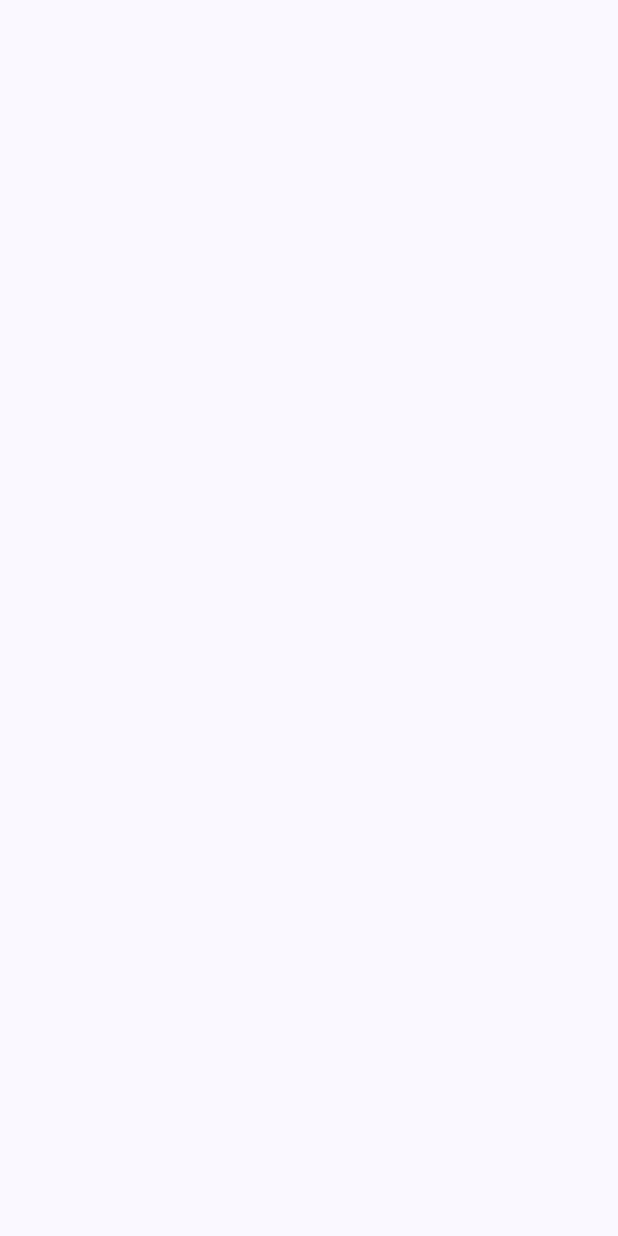
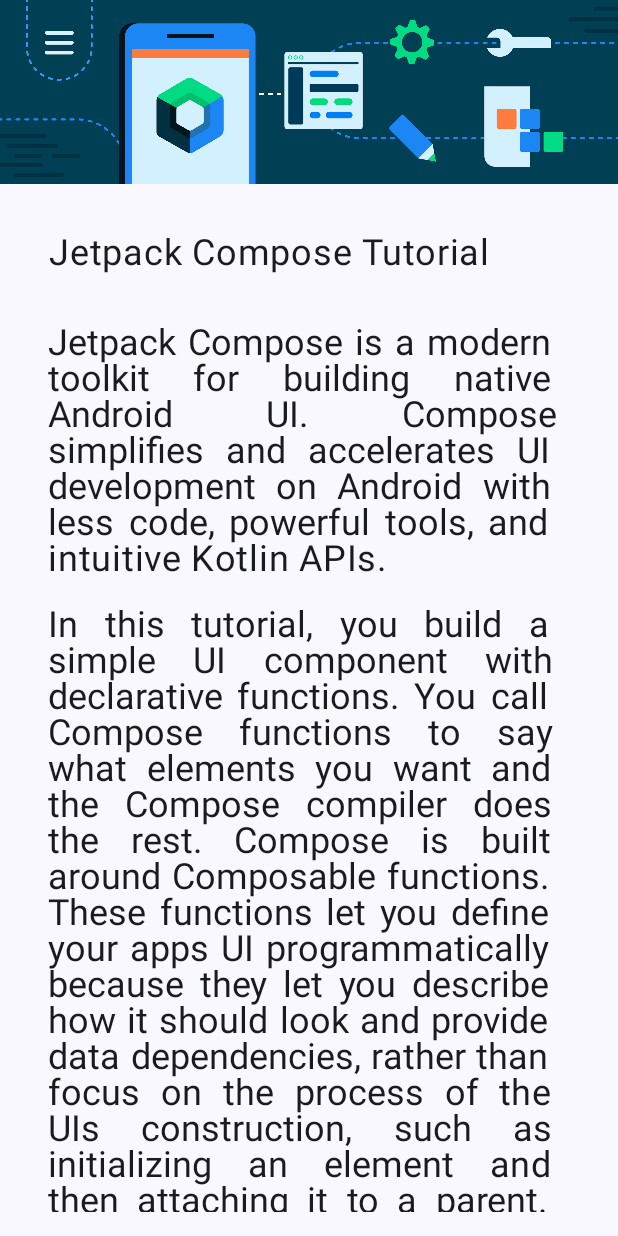
Before and after one commit to fevies/Compose-Article, an Android app built with Jetpack Compose: the screen it shows after launch (MainActivity), on a phone screen of 412 x 824 dp. Before the commit the screen is empty. Run offline under Robolectric (Android 15) with nearby library versions, the phone set to English and light mode, and no system bars.

Commit message:
displays a list of articles in compose

```diff
--- a/app/src/main/java/com/elvies/composearticle/MainActivity.kt
+++ b/app/src/main/java/com/elvies/composearticle/MainActivity.kt
@@ -4,13 +4,21 @@ import android.os.Bundle
 import androidx.activity.ComponentActivity
 import androidx.activity.compose.setContent
 import androidx.activity.enableEdgeToEdge
+import androidx.compose.foundation.Image
+import androidx.compose.foundation.layout.Column
 import androidx.compose.foundation.layout.fillMaxSize
+import androidx.compose.foundation.layout.padding
 import androidx.compose.material3.MaterialTheme
 import androidx.compose.material3.Surface
 import androidx.compose.material3.Text
 import androidx.compose.runtime.Composable
 import androidx.compose.ui.Modifier
+import androidx.compose.ui.res.painterResource
+import androidx.compose.ui.res.stringResource
+import androidx.compose.ui.text.style.TextAlign
 import androidx.compose.ui.tooling.preview.Preview
+import androidx.compose.ui.unit.dp
+import androidx.compose.ui.unit.sp
 import com.elvies.composearticle.ui.theme.ComposeArticleTheme
 
 class MainActivity : ComponentActivity() {
@@ -21,10 +29,15 @@ class MainActivity : ComponentActivity() {
         setContent {
             ComposeArticleTheme {
                 Surface (
-                    modifier = Modifier.fillMaxSize(),
+                    //parent container
+                    modifier = Modifier
+                        .fillMaxSize(),
+
                     color = MaterialTheme.colorScheme.background
 
                 ) {
+                    //child container
+                    ImageHeader()
 
                 }
             }
@@ -33,17 +46,61 @@ class MainActivity : ComponentActivity() {
 }
 
 @Composable
-fun Greeting(name: String, modifier: Modifier = Modifier) {
-    Text(
-        text = "Hello $name!",
-        modifier = modifier
-    )
+fun JetpackArticle(modifier: Modifier = Modifier) {
+    Column (
+        modifier.padding(16.dp)
+
+    ) {
+        Text(
+            text = stringResource(R.string.topic),
+            textAlign = TextAlign.Center,
+            fontSize = 24.sp,
+            modifier = Modifier
+                .padding(16.dp)
+
+
+           )
+
+        Text(
+            text = stringResource(R.string.paragraph_one),
+            fontSize = 24.sp,
+            textAlign = TextAlign.Justify,
+            modifier = Modifier
+                .padding(16.dp)
+        )
+
+        Text(
+            text = stringResource(R.string.paragraph_two),
+            fontSize = 24.sp,
+            textAlign = TextAlign.Justify,
+            modifier = Modifier
+                .padding(start = 16.dp, end = 16.dp)
+        )
+    }
+
+}
+@Composable
+fun ImageHeader (modifier: Modifier = Modifier) {
+
+    val image = painterResource(R.drawable.bg_compose_background)
+
+    Column {
+        Image(
+            painter = image,
+            contentDescription = "Image Header"
+
+        )
+        JetpackArticle()
+    }
+
+
 }
 
 @Preview(showBackground = true)
 @Composable
 fun GreetingPreview() {
     ComposeArticleTheme {
-        Greeting("Android")
+        ImageHeader()
+
     }
 }
--- a/app/src/main/res/values/strings.xml
+++ b/app/src/main/res/values/strings.xml
@@ -1,3 +1,6 @@
 <resources>
     <string name="app_name">Compose Article</string>
+    <string name="topic">Jetpack Compose Tutorial</string>
+    <string name="paragraph_one">Jetpack Compose is a modern toolkit for building native Android UI. Compose simplifies and accelerates UI development on Android with less code, powerful tools, and intuitive Kotlin APIs.</string>
+    <string name="paragraph_two">In this tutorial, you build a simple UI component with declarative functions. You call Compose functions to say what elements you want and the Compose compiler does the rest. Compose is built around Composable functions. These functions let you define your apps UI programmatically because they let you describe how it should look and provide data dependencies, rather than focus on the process of the UIs construction, such as initializing an element and then attaching it to a parent. To create a Composable function, you add the @Composable annotation to the function name.</string>
 </resources>
```
Also changed, not shown: app/src/main/res/drawable/bg_compose_background.png (added).
